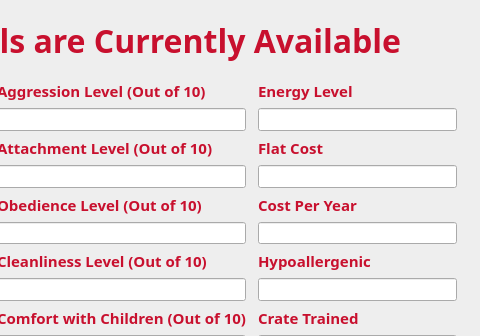
This is cuACS/viewanimals.ui in cameronhawtin/Animal-Farm-cuACS as Qt 5 draws it before an edit; both pictures show x 534 to 1014 and y 0 to 336 of the 1014 by 532 pixel window. The edited form follows.
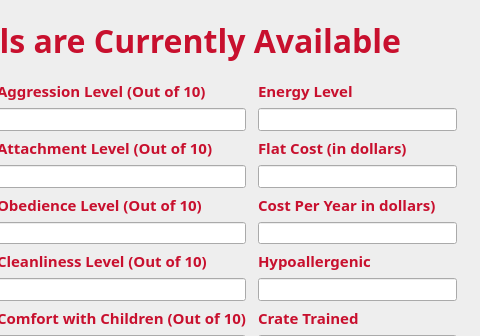
This is the edited form.

Patch:
```diff
--- a/cuACS/viewanimals.ui
+++ b/cuACS/viewanimals.ui
@@ -339,7 +339,7 @@
     <item row="3" column="2">
      <widget class="QLabel" name="labelBreed_3">
       <property name="text">
-       <string>Flat Cost</string>
+       <string>Flat Cost (in dollars)</string>
       </property>
      </widget>
     </item>
@@ -349,7 +349,7 @@
     <item row="5" column="2">
      <widget class="QLabel" name="sexLabel_3">
       <property name="text">
-       <string>Cost Per Year</string>
+       <string>Cost Per Year in dollars)</string>
       </property>
      </widget>
     </item>
```
